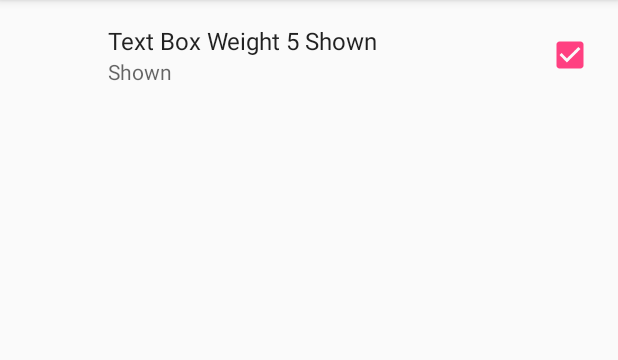
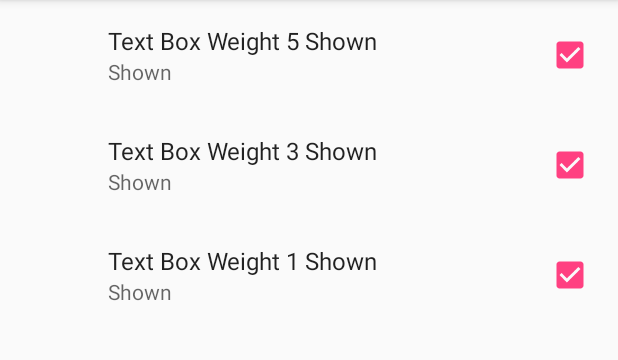
Before and after one commit to aman-alam11/basics-android, an Android app: the screen it shows after launch (SettingsActivity), in the options menu, after a tap on "Settings", on a phone screen of 412 x 824 dp, the part 84-444 px from its top. Run offline under Robolectric (Android 15) with nearby library versions, the phone set to English and light mode, and no system bars; our stand-ins replace androidx.preference.

Commit message:
basic version of settings screen working

```diff
--- a/SettingsScreen/app/src/main/java/neu/droid/guy/settingsscreen/MainActivity.java
+++ b/SettingsScreen/app/src/main/java/neu/droid/guy/settingsscreen/MainActivity.java
@@ -13,22 +13,46 @@ import android.widget.TextView;
 
 import org.w3c.dom.Text;
 
-public class MainActivity extends AppCompatActivity implements SharedPreferences.OnSharedPreferenceChangeListener{
+public class MainActivity extends AppCompatActivity implements SharedPreferences.OnSharedPreferenceChangeListener {
 
-    private TextView tv5;
-    private TextView tv3;
-    private TextView tv1;
+    private TextView textViewWeight5;
+    private TextView textViewWeight3;
+    private TextView textViewWeight1;
+
     @Override
     protected void onCreate(Bundle savedInstanceState) {
         super.onCreate(savedInstanceState);
         setContentView(R.layout.activity_main);
 
-        tv5 = findViewById(R.id.text_view_weight_5);
-        tv3 = findViewById(R.id.text_view_weight_3);
-        tv1 = findViewById(R.id.text_view_weight_1);
+        textViewWeight5 = findViewById(R.id.text_view_weight_5);
+        textViewWeight3 = findViewById(R.id.text_view_weight_3);
+        textViewWeight1 = findViewById(R.id.text_view_weight_1);
         SharedPreferences preferences = PreferenceManager.getDefaultSharedPreferences(this);
         preferences.registerOnSharedPreferenceChangeListener(this);
 
+        setupVisibilityFromPreference(preferences);
+
+    }
+
+
+    /**
+     * Read from preferences in OnCreate to setup visibility of textviews
+     * If someone has made a textview invisible from last run, it will be read from preferences
+     * Else on create will automatically make everything visible
+     */
+    private void setupVisibilityFromPreference(SharedPreferences preferences) {
+        toggleVisibilityTextView(
+                preferences.getBoolean(getResources().getString(R.string.tv_weight_5_check_box_key),
+                        getResources().getBoolean(R.bool.pref_show_tv5)),
+                textViewWeight5);
+        toggleVisibilityTextView(
+                preferences.getBoolean(getResources().getString(R.string.tv_weight_3_check_box_key),
+                        getResources().getBoolean(R.bool.pref_show_tv3)),
+                textViewWeight3);
+        toggleVisibilityTextView(
+                preferences.getBoolean(getResources().getString(R.string.tv_weight_1_check_box_key),
+                        getResources().getBoolean(R.bool.pref_show_tv1)),
+                textViewWeight1);
     }
 
 
@@ -83,7 +107,7 @@ public class MainActivity extends AppCompatActivity implements SharedPreferences
      */
     @Override
     public boolean onOptionsItemSelected(MenuItem item) {
-        if(item.getItemId() == R.id.settings_item){
+        if (item.getItemId() == R.id.settings_item) {
             Intent openSettingsIntent = new Intent(this, SettingsActivity.class);
             startActivity(openSettingsIntent);
             return true;
@@ -104,16 +128,39 @@ public class MainActivity extends AppCompatActivity implements SharedPreferences
     @Override
     public void onSharedPreferenceChanged(SharedPreferences sharedPreferences, String key) {
 
-        if(key.equals(getResources().getString(R.string.tv_weight_5_check_box_key))){
-            boolean isVisible = sharedPreferences.getBoolean(getResources().getString(R.string.tv_weight_5_check_box_key),
-                    true);
-            if(!isVisible){
-                tv5.setVisibility(View.INVISIBLE);
-            } else {
-                tv5.setVisibility(View.VISIBLE);
-            }
+        if (key.equals(getResources().getString(R.string.tv_weight_5_check_box_key))) {
+            toggleVisibilityTextView(
+                    sharedPreferences
+                            .getBoolean(getResources().getString(R.string.tv_weight_5_check_box_key),
+                                    getResources().getBoolean(R.bool.pref_show_tv5)),
+                    textViewWeight5);
+        } else if (key.equals(getResources().getString(R.string.tv_weight_3_check_box_key))) {
+            toggleVisibilityTextView(
+                    sharedPreferences
+                            .getBoolean(getResources().getString(R.string.tv_weight_3_check_box_key),
+                                    getResources().getBoolean(R.bool.pref_show_tv3)),
+                    textViewWeight3
+            );
+        } else if (key.equals(getResources().getString(R.string.tv_weight_1_check_box_key))) {
+            toggleVisibilityTextView(
+                    sharedPreferences
+                            .getBoolean(getResources().getString(R.string.tv_weight_1_check_box_key),
+                                    getResources().getBoolean(R.bool.pref_show_tv1)),
+                    textViewWeight1
+            );
         }
 
+    }
+
+    /**
+     * Change visibility of text view based on checkboxpreference using the key
+     */
+    void toggleVisibilityTextView(Boolean isVisible, TextView textViewToToggle) {
+        if (!isVisible) {
+            textViewToToggle.setVisibility(View.INVISIBLE);
+        } else {
+            textViewToToggle.setVisibility(View.VISIBLE);
+        }
     }
 
     @Override
--- a/SettingsScreen/app/src/main/res/values/Bools.xml
+++ b/SettingsScreen/app/src/main/res/values/Bools.xml
@@ -1,4 +1,6 @@
 <?xml version="1.0" encoding="utf-8"?>
 <resources>
     <bool name="pref_show_tv5">true</bool>
+    <bool name="pref_show_tv3">true</bool>
+    <bool name="pref_show_tv1">true</bool>
 </resources>
--- a/SettingsScreen/app/src/main/res/values/strings.xml
+++ b/SettingsScreen/app/src/main/res/values/strings.xml
@@ -13,4 +13,8 @@
     <string name="tv_weight_5_check_box_key">check_box_key5</string>
     <string name="tv_weight_3_check_box_key">check_box_key3</string>
     <string name="tv_weight_1_check_box_key">check_box_key1</string>
+
+    <string name="title_check_box5_pref">Text Box Weight 5 Shown</string>
+    <string name="title_check_box3_pref">Text Box Weight 3 Shown</string>
+    <string name="title_check_box1_pref">Text Box Weight 1 Shown</string>
 </resources>
--- a/SettingsScreen/app/src/main/res/xml/settings_preference.xml
+++ b/SettingsScreen/app/src/main/res/xml/settings_preference.xml
@@ -1,25 +1,28 @@
 <?xml version="1.0" encoding="utf-8"?>
 <PreferenceScreen xmlns:android="http://schemas.android.com/apk/res/android">
 
-    <CheckBoxPreference android:title="Text Box Weight 5 Shown"
+    <CheckBoxPreference
         android:id="@+id/tv_5_visibility_checkbox"
+        android:defaultValue="@bool/pref_show_tv5"
         android:key="@string/tv_weight_5_check_box_key"
-        android:defaultValue="@bool/pref_show_tv5"
         android:summaryOff="@string/summary_off_string"
-        android:summaryOn="@string/summary_on_string"/>
+        android:summaryOn="@string/summary_on_string"
+        android:title="@string/title_check_box5_pref" />
 
-    <!--<CheckBoxPreference android:title="Text Box Weight 3 Shown"-->
-        <!--android:id="@+id/tv_weight_3_check_box_key"-->
-        <!--android:key="@string/tv_weight_3_check_box_key"-->
-        <!--android:defaultValue="true"-->
-        <!--android:summaryOff="@string/summary_off_string"-->
-        <!--android:summaryOn="@string/summary_on_string"/>-->
+    <CheckBoxPreference
+        android:id="@+id/tv_weight_3_check_box_key"
+        android:defaultValue="@bool/pref_show_tv3"
+        android:key="@string/tv_weight_3_check_box_key"
+        android:summaryOff="@string/summary_off_string"
+        android:summaryOn="@string/summary_on_string"
+        android:title="@string/title_check_box3_pref" />
 
-    <!--<CheckBoxPreference android:title="Text Box 3 Shown"-->
-        <!--android:id="@+id/tv_1_visibility_checkbox"-->
-        <!--android:key="@string/tv_weight_1_check_box_key"-->
-        <!--android:defaultValue="true"-->
-        <!--android:summaryOff="@string/summary_off_string"-->
-        <!--android:summaryOn="@string/summary_on_string"/>-->
+    <CheckBoxPreference
+        android:id="@+id/tv_1_visibility_checkbox"
+        android:defaultValue="@bool/pref_show_tv1"
+        android:key="@string/tv_weight_1_check_box_key"
+        android:summaryOff="@string/summary_off_string"
+        android:summaryOn="@string/summary_on_string"
+        android:title="@string/title_check_box1_pref" />
 
 </PreferenceScreen>
```
